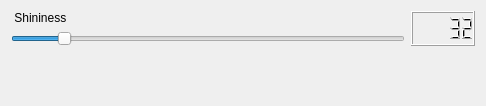
This is src/devyatovskaya/Task3/LightingDialog.ui in sadads1337/fit-gl as Qt 5 draws it before an edit. The edited form follows.
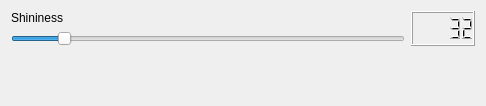
This is the edited form.

Diff of the .ui file:
```diff
--- a/src/devyatovskaya/Task3/LightingDialog.ui
+++ b/src/devyatovskaya/Task3/LightingDialog.ui
@@ -21,7 +21,7 @@
        <item>
         <widget class="QLabel" name="label">
          <property name="text">
-          <string> Shininess</string>
+                                        <string>Shininess</string>
          </property>
         </widget>
        </item>
```
Lines whose indentation alone changed are shown as unchanged.
